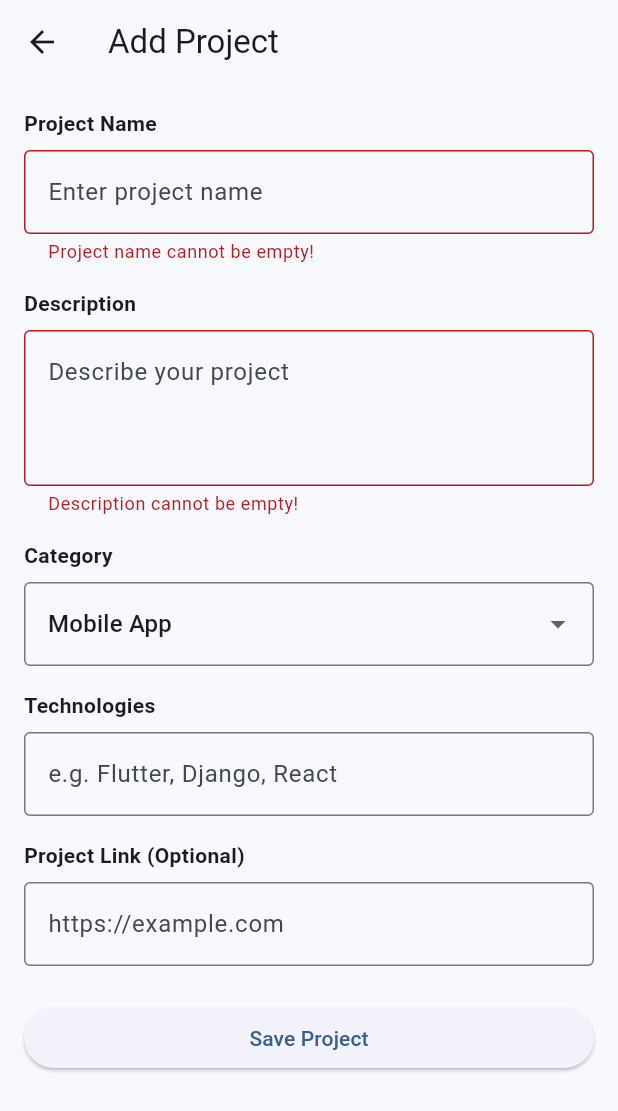
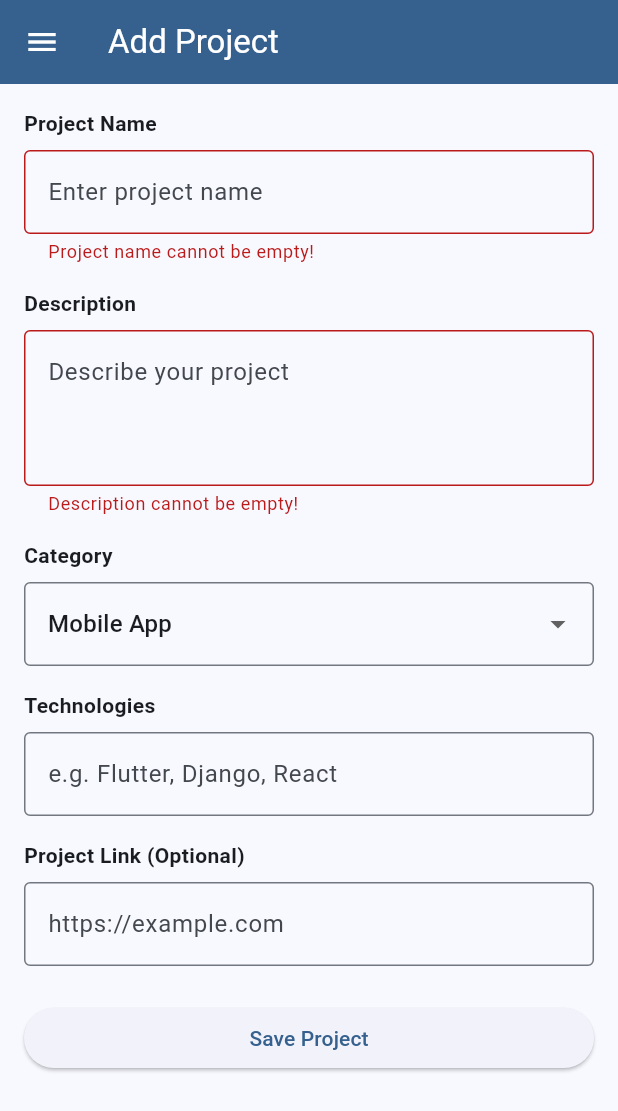
Before and after one commit to annisasaskya3-art/myportofolio_mobile, a Flutter app: the ProjectFormPage screen opened directly, after a tap on "Save Project", on a phone screen of 412 x 824 dp. Shown: the top 1111 px of the screen. Run offline on Flutter 3.47's test engine with Material 3 defaults, Android fonts, the phone set to English and light mode, and no system bars.

Commit message:
refactor: use shared drawer and theme color in project form

```diff
--- a/lib/screens/project_form.dart
+++ b/lib/screens/project_form.dart
@@ -1,4 +1,5 @@
 import 'package:flutter/material.dart';
+import '../widgets/left_drawer.dart';
 
 class ProjectFormPage extends StatefulWidget {
   const ProjectFormPage({super.key});
@@ -81,10 +82,15 @@ class _ProjectFormPageState extends State<ProjectFormPage> {
 
   @override
   Widget build(BuildContext context) {
+    final colorScheme = Theme.of(context).colorScheme;
+
     return Scaffold(
       appBar: AppBar(
         title: const Text('Add Project'),
+        backgroundColor: colorScheme.primary,
+        foregroundColor: colorScheme.onPrimary,
       ),
+      drawer: const LeftDrawer(),
       body: Form(
         key: _formKey,
         child: SingleChildScrollView(
@@ -105,7 +111,7 @@ class _ProjectFormPageState extends State<ProjectFormPage> {
                   border: OutlineInputBorder(),
                 ),
                 validator: (value) {
-                  if (value == null || value.isEmpty) {
+                  if (value == null || value.trim().isEmpty) {
                     return 'Project name cannot be empty!';
                   }
                   return null;
@@ -128,7 +134,7 @@ class _ProjectFormPageState extends State<ProjectFormPage> {
                   border: OutlineInputBorder(),
                 ),
                 validator: (value) {
-                  if (value == null || value.isEmpty) {
+                  if (value == null || value.trim().isEmpty) {
                     return 'Description cannot be empty!';
                   }
                   return null;
```
